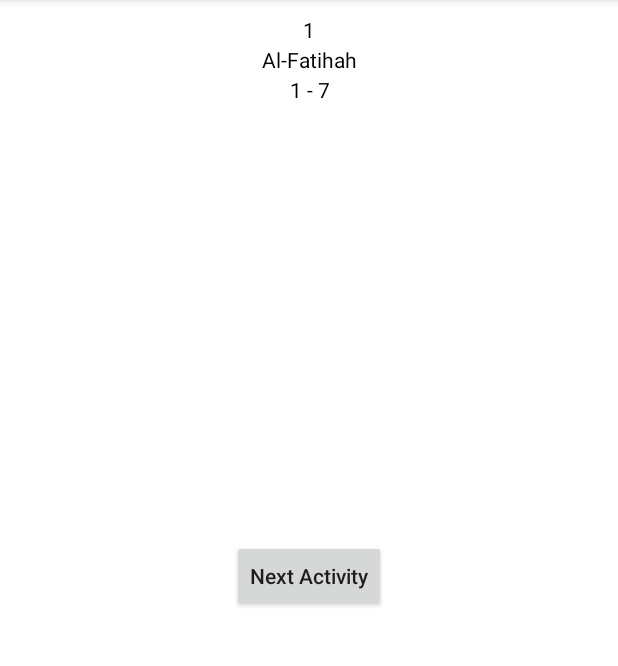
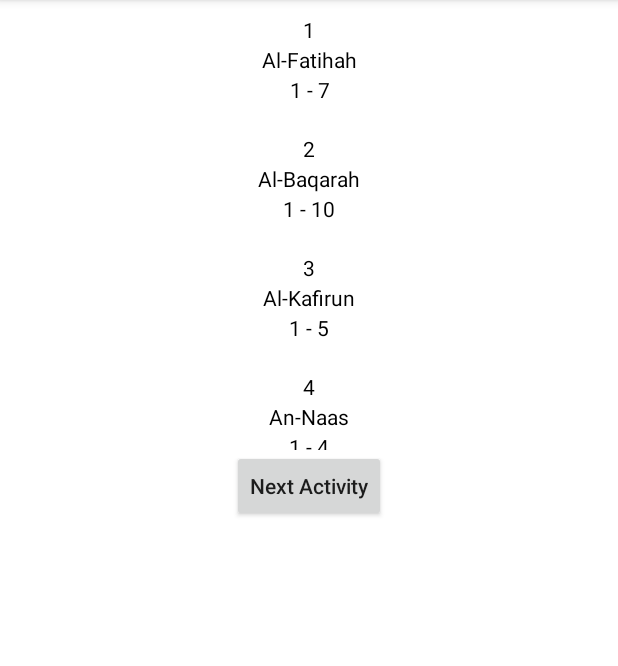
Before and after one commit to indrabsudirman/RecyclerViewAddItemFromOtherActivity, an Android app: the screen it shows after launch (MainActivity), on a phone screen of 412 x 824 dp, the part 84-750 px from its top. Run offline under Robolectric (Android 15) with nearby library versions, the phone set to English and light mode, and no system bars.

Commit message:
RecyclerView data binding working

```diff
--- a/app/build.gradle
+++ b/app/build.gradle
@@ -38,6 +38,7 @@ dependencies {
     implementation 'androidx.constraintlayout:constraintlayout:2.0.4'
     implementation 'androidx.legacy:legacy-support-v4:1.0.0'
     implementation 'org.jetbrains:annotations:15.0'
+    implementation 'org.jetbrains:annotations:15.0'
     testImplementation 'junit:junit:4.+'
     androidTestImplementation 'androidx.test.ext:junit:1.1.3'
     androidTestImplementation 'androidx.test.espresso:espresso-core:3.4.0'
--- a/app/src/main/java/com/example/recyclerviewadditemfromotheractivity/MainActivity.java
+++ b/app/src/main/java/com/example/recyclerviewadditemfromotheractivity/MainActivity.java
@@ -33,9 +33,10 @@ public class MainActivity extends AppCompatActivity {
         modelItemMurojaahArrayList.add(new ModelItemMurojaah("1", "Al-Fatihah", "1 - 7"));
         modelItemMurojaahArrayList.add(new ModelItemMurojaah("2", "Al-Baqarah", "1 - 10"));
         modelItemMurojaahArrayList.add(new ModelItemMurojaah("3", "Al-Kafirun", "1 - 5"));
+        modelItemMurojaahArrayList.add(new ModelItemMurojaah("4", "An-Naas", "1 - 4"));
+        modelItemMurojaahArrayList.add(new ModelItemMurojaah("5", "Al-Fiil", "1 - 6"));
 
         recyclerView = activityMainBinding.recyclerViewListMurojaah;
-        recyclerView.setHasFixedSize(true);
         layoutManager = new LinearLayoutManager(this);
         adapter = new RecyclcerViewAdapter(modelItemMurojaahArrayList);
 
--- a/app/src/main/res/layout/activity_main.xml
+++ b/app/src/main/res/layout/activity_main.xml
@@ -5,6 +5,13 @@
     android:layout_width="match_parent"
     android:layout_height="match_parent"
     app:layout_behavior="@string/appbar_scrolling_view_behavior">
+
+    <androidx.constraintlayout.widget.ConstraintLayout
+        android:layout_width="match_parent"
+        android:layout_height="300dp"
+        app:layout_constraintStart_toStartOf="parent"
+        app:layout_constraintTop_toTopOf="parent"
+        android:id="@+id/layoutRecyclerView">
 
         <androidx.appcompat.widget.AppCompatTextView
             android:id="@+id/textViewRecylerEmpty"
@@ -21,30 +28,42 @@
         <androidx.core.widget.NestedScrollView
             android:id="@+id/nestedScrollView"
             android:layout_width="match_parent"
-        android:layout_height="match_parent"
+            android:layout_height="wrap_content"
             app:layout_behavior="@string/appbar_scrolling_view_behavior"
             tools:layout_editor_absoluteX="53dp"
-        tools:layout_editor_absoluteY="0dp">
+            tools:layout_editor_absoluteY="0dp"
+            app:layout_constraintTop_toTopOf="parent"
+            app:layout_constraintStart_toStartOf="parent">
 
             <androidx.recyclerview.widget.RecyclerView
                 android:id="@+id/recyclerViewListMurojaah"
                 android:layout_width="match_parent"
                 android:layout_height="match_parent"
-            android:paddingBottom="82dp"
                 android:scrollbars="vertical" />
 
         </androidx.core.widget.NestedScrollView>
+
+    </androidx.constraintlayout.widget.ConstraintLayout>
+
+
+    <androidx.constraintlayout.widget.ConstraintLayout
+        android:layout_width="match_parent"
+        android:layout_height="wrap_content"
+        android:id="@+id/layoutButton"
+        app:layout_constraintTop_toBottomOf="@id/layoutRecyclerView">
 
         <androidx.appcompat.widget.AppCompatButton
             android:layout_width="wrap_content"
             android:layout_height="wrap_content"
             android:id="@+id/buttonNext"
-        app:layout_constraintTop_toTopOf="parent"
-        app:layout_constraintBottom_toBottomOf="parent"
-        app:layout_constraintStart_toStartOf="parent"
-        app:layout_constraintEnd_toEndOf="parent"
+            app:layout_constraintBottom_toBottomOf="@id/layoutButton"
+            app:layout_constraintStart_toStartOf="@id/layoutButton"
+            app:layout_constraintEnd_toEndOf="@id/layoutButton"
             android:text="Next Activity"
             android:textAllCaps="false"/>
+
+    </androidx.constraintlayout.widget.ConstraintLayout>
+
 
 
 
--- a/app/src/main/res/layout/recycler_view_item.xml
+++ b/app/src/main/res/layout/recycler_view_item.xml
@@ -1,7 +1,7 @@
 <?xml version="1.0" encoding="utf-8"?>
 <androidx.constraintlayout.widget.ConstraintLayout xmlns:android="http://schemas.android.com/apk/res/android"
     android:layout_width="match_parent"
-    android:layout_height="match_parent"
+    android:layout_height="wrap_content"
     xmlns:app="http://schemas.android.com/apk/res-auto">
 
     <androidx.appcompat.widget.AppCompatTextView
```
Lines whose indentation alone changed are shown as unchanged.
